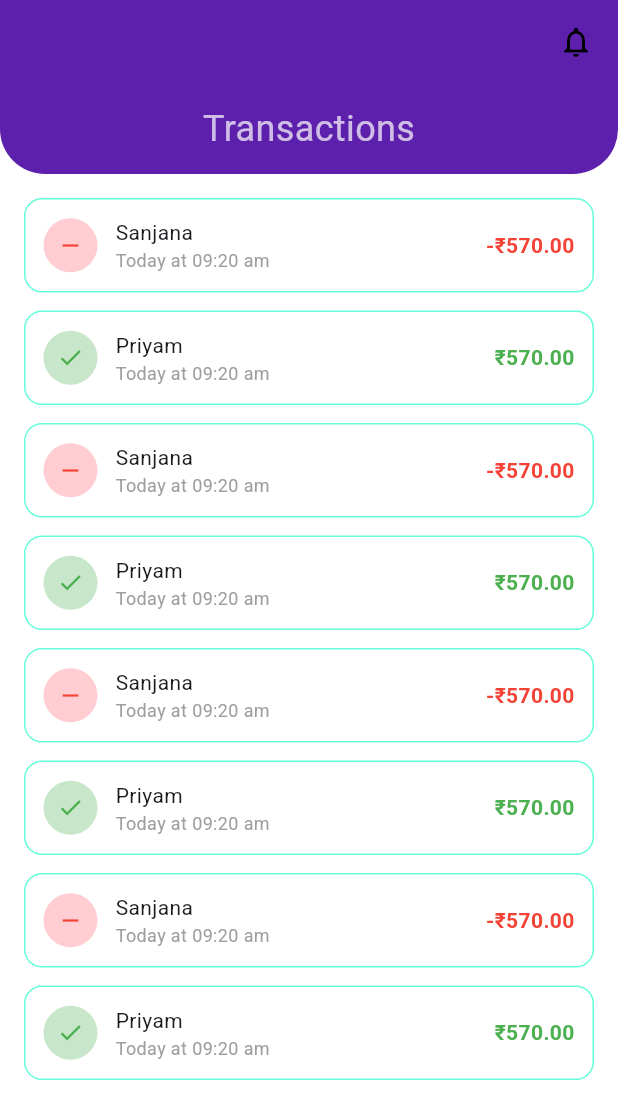
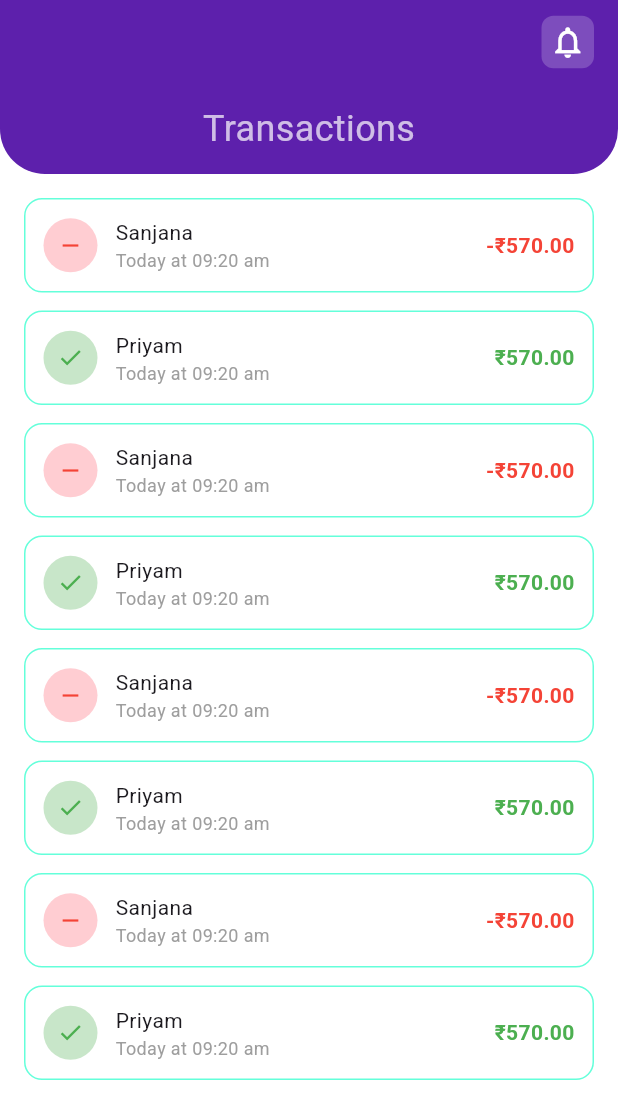
Before and after one commit to 2910Shubham/TukuGo-Machenic1, a Flutter app: the TransactionScreen screen opened by its route, on a phone screen of 412 x 824 dp. Shown: the top 1119 px of the screen. Run offline on Flutter 3.47's test engine with Material 3 defaults, Android fonts, the phone set to English and light mode, and no system bars; our stand-ins replace dotted_border, flutter_map, flutter_svg, go_router, image_picker, intl_phone_field and 1 more; project files that could hold a hidden picture were left out.

Commit message:
Fix: Fixed the notification icon in transaction page.

```diff
--- a/lib/screen/drawer/transaction.dart
+++ b/lib/screen/drawer/transaction.dart
@@ -1,5 +1,6 @@
 import 'package:flutter/material.dart';
 import 'package:go_router/go_router.dart';
+import 'package:tukugo/screen/notification_screen.dart';
 
 class TransactionScreen extends StatefulWidget {
   const TransactionScreen({super.key});
@@ -16,14 +17,28 @@ class _TransactionScreenState extends State<TransactionScreen> {
     return Scaffold(
       backgroundColor: Colors.white,
       appBar: AppBar(
+        actionsPadding: EdgeInsets.symmetric(horizontal: 16, vertical: 10),
         backgroundColor: Color.fromRGBO(93, 32, 172, 1),
         actions: [
-          IconButton(
-            padding: EdgeInsets.symmetric(horizontal: 16),
-            icon: const Icon(Icons.notifications_none, color: Colors.black),
-            onPressed: () {
-              context.push('/notifications');
-            },
+          Container(
+            width: 35,
+            height: 35,
+            decoration: BoxDecoration(
+              color: Colors.white.withOpacity(0.2),
+              borderRadius: BorderRadius.circular(8),
+            ),
+            child: InkWell(
+              onTap: () {
+                Navigator.of(context, rootNavigator: true).push(
+                  MaterialPageRoute(builder: (context) => Notifications()),
+                );
+              },
+              child: Icon(
+                Icons.notifications_outlined,
+                color: Colors.white,
+                size: 25,
+              ),
+            ),
           ),
         ],
       ),
```
Also changed, not shown: lib/screen/home_screen.dart (+17 -4 lines).
